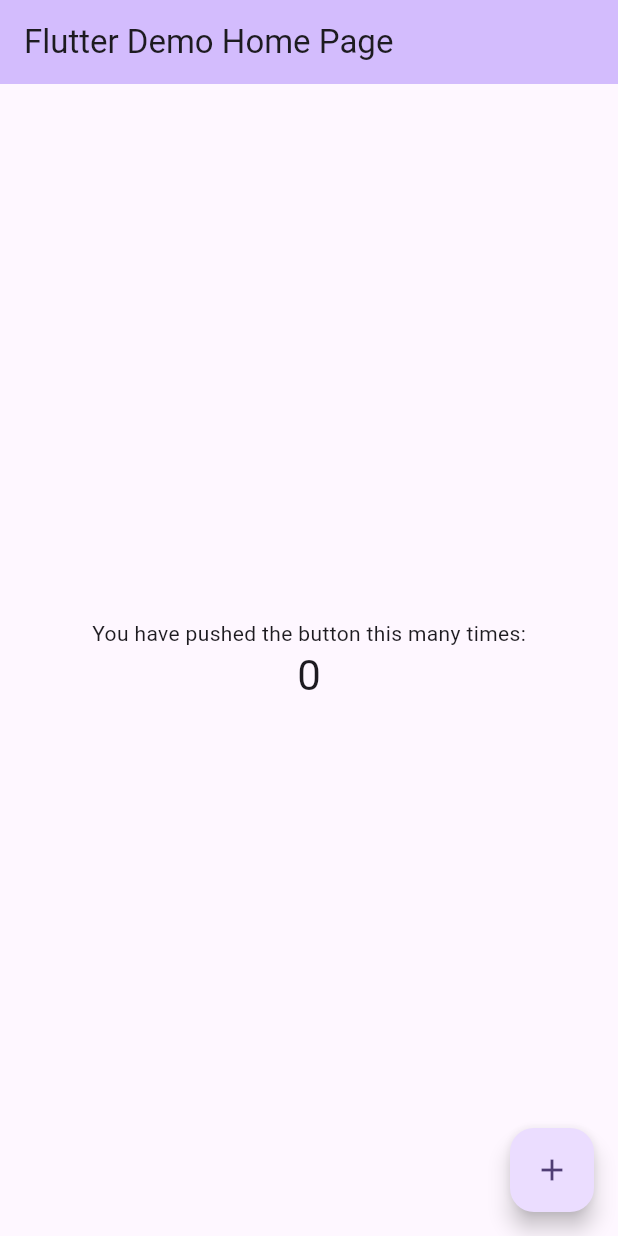
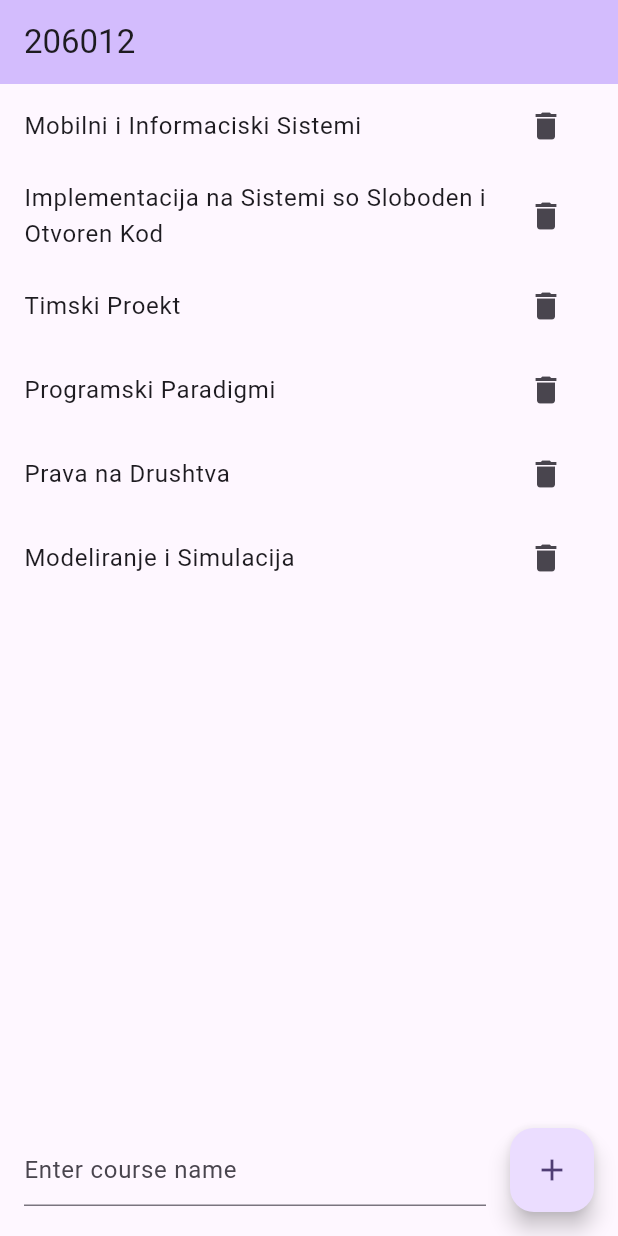
Before and after one commit to alekjarmov/MIS, a Flutter app: the screen it shows after launch, on a phone screen of 412 x 824 dp. Run offline on Flutter 3.47's test engine with Material 3 defaults, Android fonts, the phone set to English and light mode, and no system bars.

Commit message:
finish lab 1

```diff
--- a/Labs/lab_1/lib/main.dart
+++ b/Labs/lab_1/lib/main.dart
@@ -13,41 +13,16 @@ class MyApp extends StatelessWidget {
     return MaterialApp(
       title: 'Flutter Demo',
       theme: ThemeData(
-        // This is the theme of your application.
-        //
-        // TRY THIS: Try running your application with "flutter run". You'll see
-        // the application has a purple toolbar. Then, without quitting the app,
-        // try changing the seedColor in the colorScheme below to Colors.green
-        // and then invoke "hot reload" (save your changes or press the "hot
-        // reload" button in a Flutter-supported IDE, or press "r" if you used
-        // the command line to start the app).
-        //
-        // Notice that the counter didn't reset back to zero; the application
-        // state is not lost during the reload. To reset the state, use hot
-        // restart instead.
-        //
-        // This works for code too, not just values: Most code changes can be
-        // tested with just a hot reload.
         colorScheme: ColorScheme.fromSeed(seedColor: Colors.deepPurple),
         useMaterial3: true,
       ),
-      home: const MyHomePage(title: 'Flutter Demo Home Page'),
+      home: const MyHomePage(title: '206012'),
     );
   }
 }
 
 class MyHomePage extends StatefulWidget {
   const MyHomePage({super.key, required this.title});
-
-  // This widget is the home page of your application. It is stateful, meaning
-  // that it has a State object (defined below) that contains fields that affect
-  // how it looks.
-
-  // This class is the configuration for the state. It holds the values (in this
-  // case the title) provided by the parent (in this case the App widget) and
-  // used by the build method of the State. Fields in a Widget subclass are
-  // always marked "final".
-
   final String title;
 
   @override
@@ -55,71 +30,85 @@ class MyHomePage extends StatefulWidget {
 }
 
 class _MyHomePageState extends State<MyHomePage> {
-  int _counter = 0;
 
-  void _incrementCounter() {
+  List <String> courses = [
+    'Mobilni i Informaciski Sistemi',
+    'Implementacija na Sistemi so Sloboden i Otvoren Kod',
+    'Timski Proekt',
+    'Programski Paradigmi',
+    'Prava na Drushtva',
+    'Modeliranje i Simulacija'
+  ];
+
+  final TextEditingController _courseController = TextEditingController();
+
+  void _addCourse(String courseName) {
+    if (courseName.isNotEmpty) {
+      setState(() {
+        courses.add(courseName);
+        _courseController.clear();
+      });
+    }
+  }
+
+  void _removeCourse(String course) {
     setState(() {
-      // This call to setState tells the Flutter framework that something has
-      // changed in this State, which causes it to rerun the build method below
-      // so that the display can reflect the updated values. If we changed
-      // _counter without calling setState(), then the build method would not be
-      // called again, and so nothing would appear to happen.
-      _counter++;
+      courses.remove(course);
     });
   }
 
+  List<Widget> _buildCourses() {
+    return courses.map((course) => _buildCourse(course)).toList();
+  }
+  Widget _buildCourse(String course) {
+    return ListTile(
+      title: Text(course),
+      trailing: IconButton(
+        icon: Icon(Icons.delete),
+        onPressed: () => _removeCourse(course),
+      ),
+    );
+  }
   @override
   Widget build(BuildContext context) {
-    // This method is rerun every time setState is called, for instance as done
-    // by the _incrementCounter method above.
-    //
-    // The Flutter framework has been optimized to make rerunning build methods
-    // fast, so that you can just rebuild anything that needs updating rather
-    // than having to individually change instances of widgets.
     return Scaffold(
       appBar: AppBar(
-        // TRY THIS: Try changing the color here to a specific color (to
-        // Colors.amber, perhaps?) and trigger a hot reload to see the AppBar
-        // change color while the other colors stay the same.
         backgroundColor: Theme.of(context).colorScheme.inversePrimary,
-        // Here we take the value from the MyHomePage object that was created by
-        // the App.build method, and use it to set our appbar title.
         title: Text(widget.title),
       ),
-      body: Center(
-        // Center is a layout widget. It takes a single child and positions it
-        // in the middle of the parent.
-        child: Column(
-          // Column is also a layout widget. It takes a list of children and
-          // arranges them vertically. By default, it sizes itself to fit its
-          // children horizontally, and tries to be as tall as its parent.
-          //
-          // Column has various properties to control how it sizes itself and
-          // how it positions its children. Here we use mainAxisAlignment to
-          // center the children vertically; the main axis here is the vertical
-          // axis because Columns are vertical (the cross axis would be
-          // horizontal).
-          //
-          // TRY THIS: Invoke "debug painting" (choose the "Toggle Debug Paint"
-          // action in the IDE, or press "p" in the console), to see the
-          // wireframe for each widget.
-          mainAxisAlignment: MainAxisAlignment.center,
-          children: <Widget>[
-            const Text(
-              'You have pushed the button this many times:',
+      body: Column(
+        children: [
+          Expanded(
+            child: ListView(
+              children: _buildCourses(),
             ),
-            Text(
-              '$_counter',
-              style: Theme.of(context).textTheme.headlineMedium,
+          ),
+          Padding(
+            padding: const EdgeInsets.all(16.0),
+            child: Row(
+              mainAxisAlignment: MainAxisAlignment.spaceBetween,
+              children: [
+                 Expanded(
+                  child: TextField(
+                    // Customize the TextField as needed
+                    decoration: const InputDecoration(
+                      hintText: 'Enter course name',
+                    ),
+                    controller: _courseController,
+                  ),
+                ),
+                const SizedBox(width: 16),
+                FloatingActionButton(
+                  onPressed: () => _addCourse(_courseController.text),
+                  tooltip: 'Add a subject',
+                  child: const Icon(Icons.add),
+                ),
+              ],
             ),
-          ],
-        ),
+          ),
+        ],
       ),
-      floatingActionButton: FloatingActionButton(
-        onPressed: _incrementCounter,
-        tooltip: 'Increment',
-        child: const Icon(Icons.add),
-      ), // This trailing comma makes auto-formatting nicer for build methods.
+      // This trailing comma makes auto-formatting nicer for build methods.
     );
   }
 }
```
